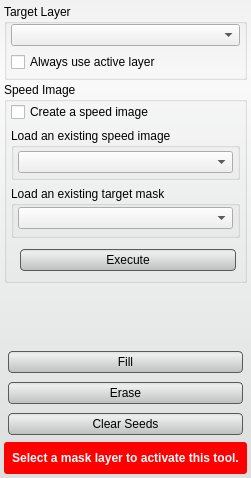
Old version of the form src/Interface/ToolInterface/SpeedlineToolInterface.ui in the repository SCIInstitute/Seg3D.
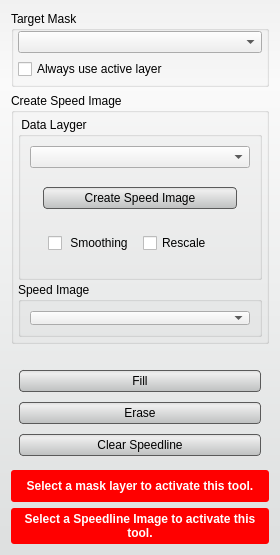
New version of the form. Custom widgets are drawn as their Qt base class.

Commit message: SpeedlineTool update for new GUI. Fix the fill and erase bug. Add the function for adding the adjust point.

What changed in the file:
```diff
--- a/src/Interface/ToolInterface/SpeedlineToolInterface.ui
+++ b/src/Interface/ToolInterface/SpeedlineToolInterface.ui
@@ -6,8 +6,8 @@
    <rect>
     <x>0</x>
     <y>0</y>
-    <width>251</width>
-    <height>478</height>
+    <width>280</width>
+    <height>555</height>
    </rect>
   </property>
   <property name="sizePolicy">
@@ -16,6 +16,18 @@
     <verstretch>0</verstretch>
    </sizepolicy>
   </property>
+  <property name="minimumSize">
+   <size>
+    <width>280</width>
+    <height>555</height>
+   </size>
+  </property>
+  <property name="maximumSize">
+   <size>
+    <width>16777215</width>
+    <height>16777215</height>
+   </size>
+  </property>
   <property name="windowTitle">
    <string>Speedline Tool</string>
   </property>
@@ -46,13 +58,7 @@
   margin:4px;
 }</string>
   </property>
-  <layout class="QVBoxLayout" name="verticalLayout_7">
-   <property name="spacing">
-    <number>2</number>
-   </property>
-   <property name="margin">
-    <number>4</number>
-   </property>
+  <layout class="QVBoxLayout" name="verticalLayout_5">
    <item>
     <widget class="QGroupBox" name="target_groupbox_">
      <property name="minimumSize">
@@ -68,7 +74,7 @@
       </size>
      </property>
      <property name="title">
-      <string>Target Layer</string>
+      <string>Target Mask</string>
      </property>
      <layout class="QVBoxLayout" name="verticalLayout_4">
       <property name="spacing">
@@ -87,7 +93,7 @@
        <number>4</number>
       </property>
       <item>
-       <widget class="QtUtils::QtDropableComboBox" name="target_layer_">
+       <widget class="QtUtils::QtDropableComboBox" name="target_mask_">
         <property name="sizePolicy">
          <sizepolicy hsizetype="Ignored" vsizetype="Fixed">
           <horstretch>0</horstretch>
@@ -126,140 +132,57 @@
    </item>
    <item>
     <widget class="QGroupBox" name="size_groupbox_">
+     <property name="sizePolicy">
+      <sizepolicy hsizetype="Ignored" vsizetype="Preferred">
+       <horstretch>0</horstretch>
+       <verstretch>0</verstretch>
+      </sizepolicy>
+     </property>
      <property name="minimumSize">
       <size>
        <width>0</width>
-       <height>189</height>
+       <height>198</height>
       </size>
      </property>
      <property name="title">
-      <string>Speed Image</string>
+      <string>Create Speed Image</string>
      </property>
-     <layout class="QVBoxLayout" name="verticalLayout_6">
+     <layout class="QVBoxLayout" name="verticalLayout_2">
       <property name="spacing">
-       <number>6</number>
+       <number>2</number>
       </property>
-      <property name="leftMargin">
+      <property name="margin">
        <number>4</number>
       </property>
-      <property name="topMargin">
-       <number>0</number>
-      </property>
-      <property name="rightMargin">
-       <number>4</number>
-      </property>
-      <property name="bottomMargin">
-       <number>4</number>
-      </property>
-      <item>
-       <widget class="QWidget" name="widget_3" native="true">
-        <property name="minimumSize">
-         <size>
-          <width>0</width>
-          <height>20</height>
-         </size>
-        </property>
-        <layout class="QHBoxLayout" name="horizontalLayout_3">
-         <property name="spacing">
-          <number>0</number>
-         </property>
-         <property name="margin">
-          <number>0</number>
-         </property>
-         <item>
-          <widget class="QCheckBox" name="rb_another_group_">
-           <property name="text">
-            <string>Create a speed image</string>
-           </property>
-          </widget>
-         </item>
-        </layout>
-       </widget>
-      </item>
-      <item>
-       <widget class="QGroupBox" name="connected_to_gradient_groupbox_">
-        <property name="minimumSize">
-         <size>
-          <width>0</width>
-          <height>52</height>
-         </size>
-        </property>
-        <property name="maximumSize">
-         <size>
-          <width>16777215</width>
-          <height>52</height>
-         </size>
-        </property>
-        <property name="title">
-         <string>Load an existing speed image</string>
-        </property>
-        <property name="alignment">
-         <set>Qt::AlignLeading|Qt::AlignLeft|Qt::AlignTop</set>
-        </property>
-        <layout class="QVBoxLayout" name="verticalLayout_2">
-         <property name="leftMargin">
-          <number>4</number>
-         </property>
-         <property name="topMargin">
-          <number>0</number>
-         </property>
-         <property name="rightMargin">
-          <number>4</number>
-         </property>
-         <property name="bottomMargin">
-          <number>0</number>
-         </property>
-         <item>
-          <widget class="QtUtils::QtDropableComboBox" name="gradient_layer_">
-           <property name="sizePolicy">
-            <sizepolicy hsizetype="Ignored" vsizetype="Fixed">
-             <horstretch>0</horstretch>
-             <verstretch>0</verstretch>
-            </sizepolicy>
-           </property>
-          </widget>
-         </item>
-        </layout>
-       </widget>
-      </item>
       <item>
        <widget class="QGroupBox" name="connected_to_mask_groupbox_">
+        <property name="sizePolicy">
+         <sizepolicy hsizetype="Ignored" vsizetype="Preferred">
+          <horstretch>0</horstretch>
+          <verstretch>0</verstretch>
+         </sizepolicy>
+        </property>
         <property name="minimumSize">
          <size>
           <width>0</width>
-          <height>52</height>
+          <height>107</height>
          </size>
         </property>
         <property name="maximumSize">
          <size>
           <width>16777215</width>
-          <height>52</height>
+          <height>16777215</height>
          </size>
         </property>
         <property name="title">
-         <string>Load an existing target mask</string>
+         <string> Data Layger </string>
         </property>
         <property name="alignment">
          <set>Qt::AlignLeading|Qt::AlignLeft|Qt::AlignTop</set>
         </property>
-        <layout class="QVBoxLayout" name="verticalLayout_3">
-         <property name="spacing">
-          <number>0</number>
-         </property>
-         <property name="leftMargin">
-          <number>4</number>
-         </property>
-         <property name="topMargin">
-          <number>0</number>
-         </property>
-         <property name="rightMargin">
-          <number>4</number>
-         </property>
-         <property name="bottomMargin">
-          <number>4</number>
-         </property>
+        <layout class="QVBoxLayout" name="verticalLayout_6">
          <item>
-          <widget class="QtUtils::QtDropableComboBox" name="target_mask_">
+          <widget class="QtUtils::QtDropableComboBox" name="target_data_layer_">
            <property name="sizePolicy">
             <sizepolicy hsizetype="Ignored" vsizetype="Fixed">
              <horstretch>0</horstretch>
@@ -268,50 +191,118 @@
            </property>
           </widget>
          </item>
-        </layout>
-       </widget>
-      </item>
-      <item>
-       <widget class="QWidget" name="replaceRunWidget" native="true">
-        <property name="minimumSize">
-         <size>
-          <width>0</width>
-          <height>32</height>
-         </size>
-        </property>
-        <property name="maximumSize">
-         <size>
-          <width>16777215</width>
-          <height>32</height>
-         </size>
-        </property>
-        <layout class="QHBoxLayout" name="horizontalLayout_2">
-         <property name="spacing">
-          <number>0</number>
-         </property>
-         <property name="margin">
-          <number>0</number>
-         </property>
          <item>
-          <spacer name="horizontalSpacer_2">
-           <property name="orientation">
-            <enum>Qt::Horizontal</enum>
+          <widget class="QWidget" name="widget_3" native="true">
+           <property name="sizePolicy">
+            <sizepolicy hsizetype="Ignored" vsizetype="Preferred">
+             <horstretch>33</horstretch>
+             <verstretch>0</verstretch>
+            </sizepolicy>
            </property>
-           <property name="sizeType">
-            <enum>QSizePolicy::Preferred</enum>
-           </property>
-          </spacer>
-         </item>
-         <item>
-          <widget class="QPushButton" name="run_gradient_button_">
            <property name="minimumSize">
             <size>
-             <width>80</width>
-             <height>30</height>
+             <width>120</width>
+             <height>36</height>
             </size>
            </property>
-           <property name="text">
-            <string>Execute</string>
+           <layout class="QVBoxLayout" name="verticalLayout_3">
+            <item>
+             <widget class="QPushButton" name="run_gradient_button_">
+              <property name="minimumSize">
+               <size>
+                <width>0</width>
+                <height>30</height>
+               </size>
+              </property>
+              <property name="text">
+               <string>Create Speed Image</string>
+              </property>
+             </widget>
+            </item>
+            <item>
+             <widget class="QWidget" name="widget_4" native="true">
+              <layout class="QHBoxLayout" name="horizontalLayout_2">
+               <item>
+                <widget class="QCheckBox" name="use_smooth_">
+                 <property name="sizePolicy">
+                  <sizepolicy hsizetype="Minimum" vsizetype="Fixed">
+                   <horstretch>0</horstretch>
+                   <verstretch>0</verstretch>
+                  </sizepolicy>
+                 </property>
+                 <property name="minimumSize">
+                  <size>
+                   <width>0</width>
+                   <height>30</height>
+                  </size>
+                 </property>
+                 <property name="text">
+                  <string> Smoothing</string>
+                 </property>
+                </widget>
+               </item>
+               <item>
+                <widget class="QCheckBox" name="use_rescale_">
+                 <property name="sizePolicy">
+                  <sizepolicy hsizetype="Minimum" vsizetype="Fixed">
+                   <horstretch>0</horstretch>
+                   <verstretch>0</verstretch>
+                  </sizepolicy>
+                 </property>
+                 <property name="minimumSize">
+                  <size>
+                   <width>0</width>
+                   <height>30</height>
+                  </size>
+                 </property>
+                 <property name="text">
+                  <string>Rescale</string>
+                 </property>
+                </widget>
+               </item>
+              </layout>
+             </widget>
+            </item>
+           </layout>
+          </widget>
+         </item>
+        </layout>
+       </widget>
+      </item>
+      <item>
+       <widget class="QGroupBox" name="connected_to_gradient_groupbox_">
+        <property name="sizePolicy">
+         <sizepolicy hsizetype="Ignored" vsizetype="Preferred">
+          <horstretch>0</horstretch>
+          <verstretch>0</verstretch>
+         </sizepolicy>
+        </property>
+        <property name="minimumSize">
+         <size>
+          <width>0</width>
+          <height>52</height>
+         </size>
+        </property>
+        <property name="maximumSize">
+         <size>
+          <width>16777215</width>
+          <height>16777215</height>
+         </size>
+        </property>
+        <property name="title">
+         <string>Speed Image</string>
+        </property>
+        <property name="alignment">
+         <set>Qt::AlignLeading|Qt::AlignLeft|Qt::AlignTop</set>
+        </property>
+        <layout class="QHBoxLayout" name="horizontalLayout_3">
+         <item>
+          <widget class="QtUtils::QtDropableComboBox" name="gradient_layer_">
+           <property name="sizePolicy">
+            <sizepolicy hsizetype="Ignored" vsizetype="Fixed">
+             <horstretch>0</horstretch>
+             <verstretch>0</verstretch>
+            </sizepolicy>
            </property>
           </widget>
          </item>
@@ -329,24 +320,12 @@
    </item>
    <item>
     <widget class="QWidget" name="widget" native="true">
-     <property name="minimumSize">
-      <size>
-       <width>0</width>
-       <height>94</height>
-      </size>
-     </property>
-     <property name="maximumSize">
-      <size>
-       <width>16777215</width>
-       <height>94</height>
-      </size>
-     </property>
      <layout class="QVBoxLayout" name="verticalLayout">
       <property name="spacing">
-       <number>0</number>
+       <number>2</number>
       </property>
       <property name="margin">
-       <number>0</number>
+       <number>4</number>
       </property>
       <item>
        <widget class="QPushButton" name="fill_button_">
@@ -383,7 +362,7 @@
          </size>
         </property>
         <property name="text">
-         <string>Clear Seeds</string>
+         <string>Clear Speedline</string>
         </property>
        </widget>
       </item>
@@ -391,7 +370,7 @@
     </widget>
    </item>
    <item>
-    <widget class="QWidget" name="message_alert_" native="true">
+    <widget class="QWidget" name="message_mask_alert_" native="true">
      <property name="minimumSize">
       <size>
        <width>0</width>
@@ -404,7 +383,7 @@
   font: bold;
 }
 
-QWidget#message_alert_{
+QWidget#message_mask_alert_{
   border-radius: 3px;
   background-color: red;
 }</string>
@@ -432,6 +411,54 @@
      </layout>
     </widget>
    </item>
+   <item>
+    <widget class="QWidget" name="message_gradient_magnitude_layer_alert_" native="true">
+     <property name="sizePolicy">
+      <sizepolicy hsizetype="Ignored" vsizetype="Preferred">
+       <horstretch>0</horstretch>
+       <verstretch>0</verstretch>
+      </sizepolicy>
+     </property>
+     <property name="minimumSize">
+      <size>
+       <width>0</width>
+       <height>32</height>
+      </size>
+     </property>
+     <property name="styleSheet">
+      <string notr="true">QLabel#message_1_{
+  color: white;
+  font: bold;
+}
+
+QWidget#message_gradient_magnitude_layer_alert_{
+  border-radius: 3px;
+  background-color: red;
+}</string>
+     </property>
+     <layout class="QHBoxLayout" name="horizontalLayout_5">
+      <property name="spacing">
+       <number>0</number>
+      </property>
+      <property name="margin">
+       <number>4</number>
+      </property>
+      <item>
+       <widget class="QLabel" name="message_1_">
+        <property name="text">
+         <string>Select a Speedline Image to activate this tool.</string>
+        </property>
+        <property name="alignment">
+         <set>Qt::AlignCenter</set>
+        </property>
+        <property name="wordWrap">
+         <bool>true</bool>
+        </property>
+       </widget>
+      </item>
+     </layout>
+    </widget>
+   </item>
   </layout>
  </widget>
  <customwidgets>
@@ -440,18 +467,18 @@
    <extends>QComboBox</extends>
    <header location="global">QtUtils/Widgets/QtDropableComboBox.h</header>
   </customwidget>
-  <customwidget>
-   <class>QtUtils::QtSliderDoubleCombo</class>
-   <extends>QWidget</extends>
-   <header location="global">QtUtils/Widgets/QtSliderDoubleCombo.h</header>
-   <container>1</container>
-  </customwidget>
   <customwidget>
    <class>QtUtils::QtLogSliderIntCombo</class>
    <extends>QWidget</extends>
    <header location="global">QtUtils/Widgets/QtLogSliderIntCombo.h</header>
    <container>1</container>
   </customwidget>
+  <customwidget>
+   <class>QtUtils::QtSliderDoubleCombo</class>
+   <extends>QWidget</extends>
+   <header location="global">QtUtils/Widgets/QtSliderDoubleCombo.h</header>
+   <container>1</container>
+  </customwidget>
  </customwidgets>
  <resources/>
  <connections/>
```
The commit also changes 11 other files.
